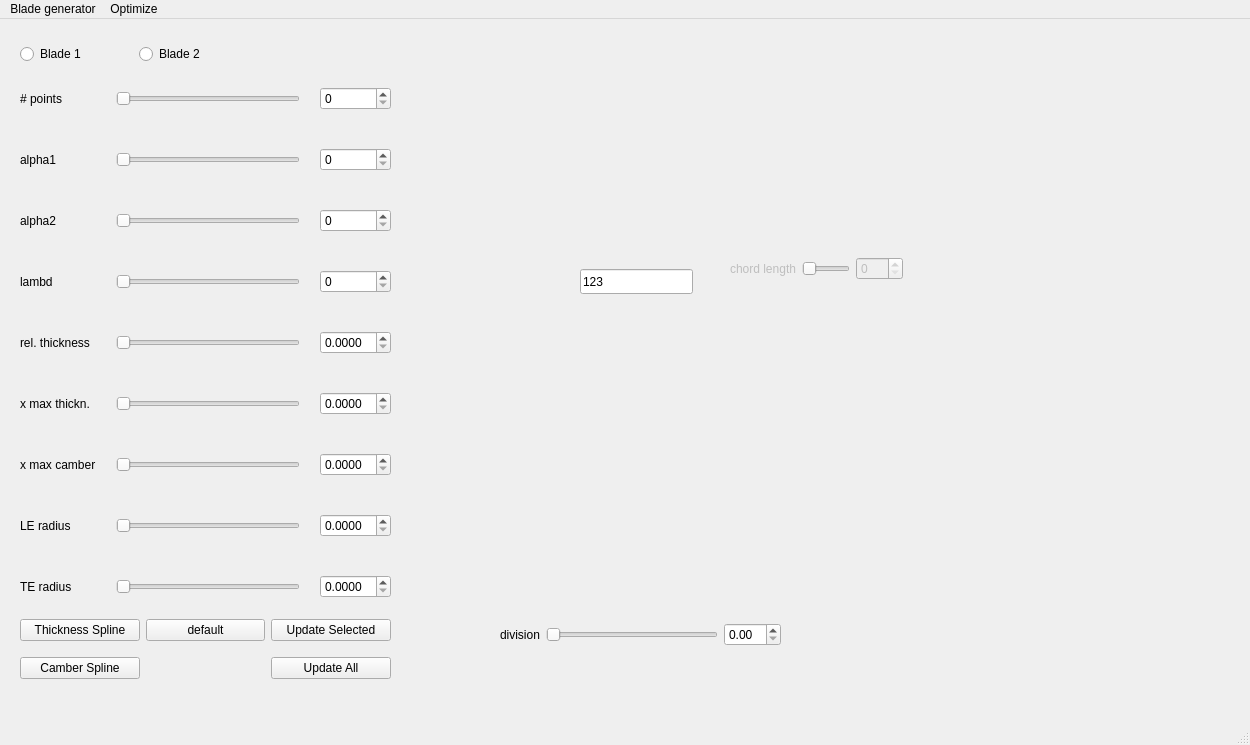
This is scripts/UI/qtdesigner/mainwindow_v1.ui in badabush/Blade-Optimization-Tool as Qt 5 draws it before an edit. The edited form follows.
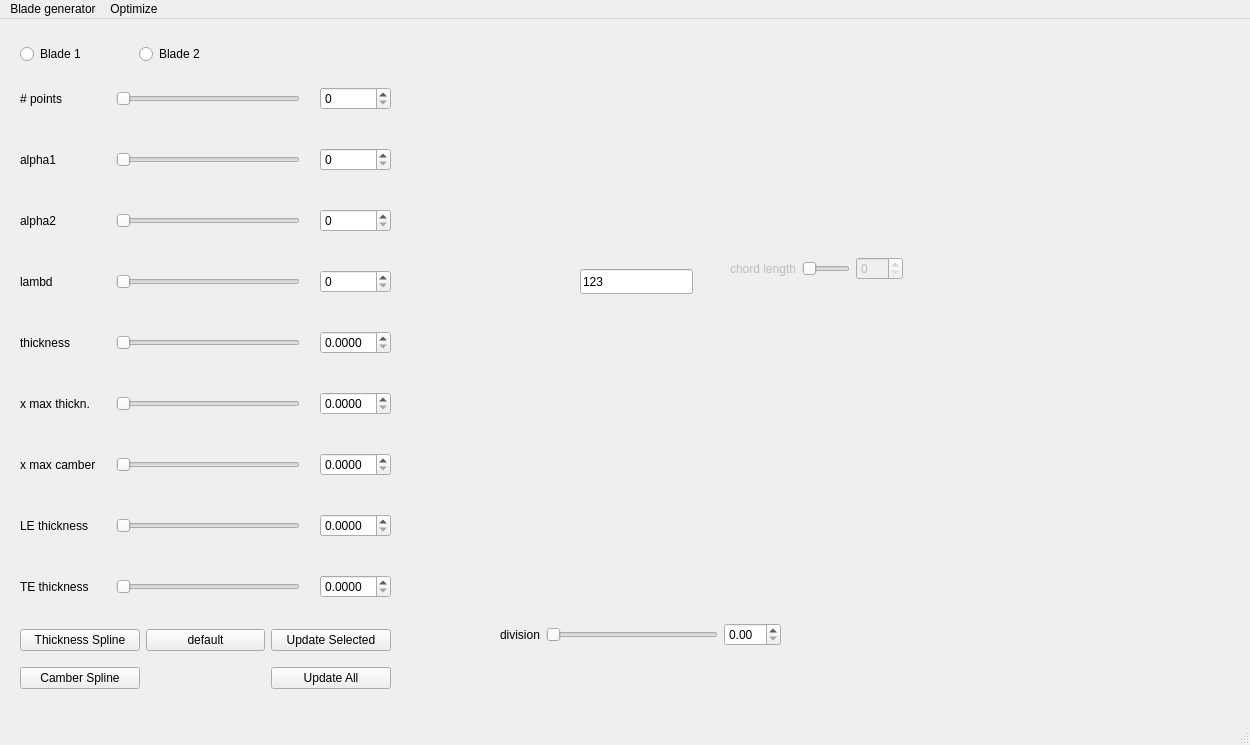
This is the edited form.

What changed in the file:
```diff
--- a/scripts/UI/qtdesigner/mainwindow_v1.ui
+++ b/scripts/UI/qtdesigner/mainwindow_v1.ui
@@ -96,14 +96,14 @@
      <item row="4" column="0">
       <widget class="QLabel" name="label_5">
        <property name="text">
-        <string>rel. thickness</string>
+        <string>thickness</string>
        </property>
       </widget>
      </item>
      <item row="7" column="0">
       <widget class="QLabel" name="label_9">
        <property name="text">
-        <string>LE radius</string>
+        <string>LE thickness</string>
        </property>
       </widget>
      </item>
@@ -117,7 +117,7 @@
      <item row="8" column="0">
       <widget class="QLabel" name="label_10">
        <property name="text">
-        <string>TE radius</string>
+        <string>TE thickness</string>
        </property>
       </widget>
      </item>
@@ -415,7 +415,7 @@
     <property name="geometry">
      <rect>
       <x>20</x>
-      <y>590</y>
+      <y>600</y>
       <width>371</width>
       <height>80</height>
      </rect>
```
Left out of the diff: 4 changed lines with no effect on the pictures.
